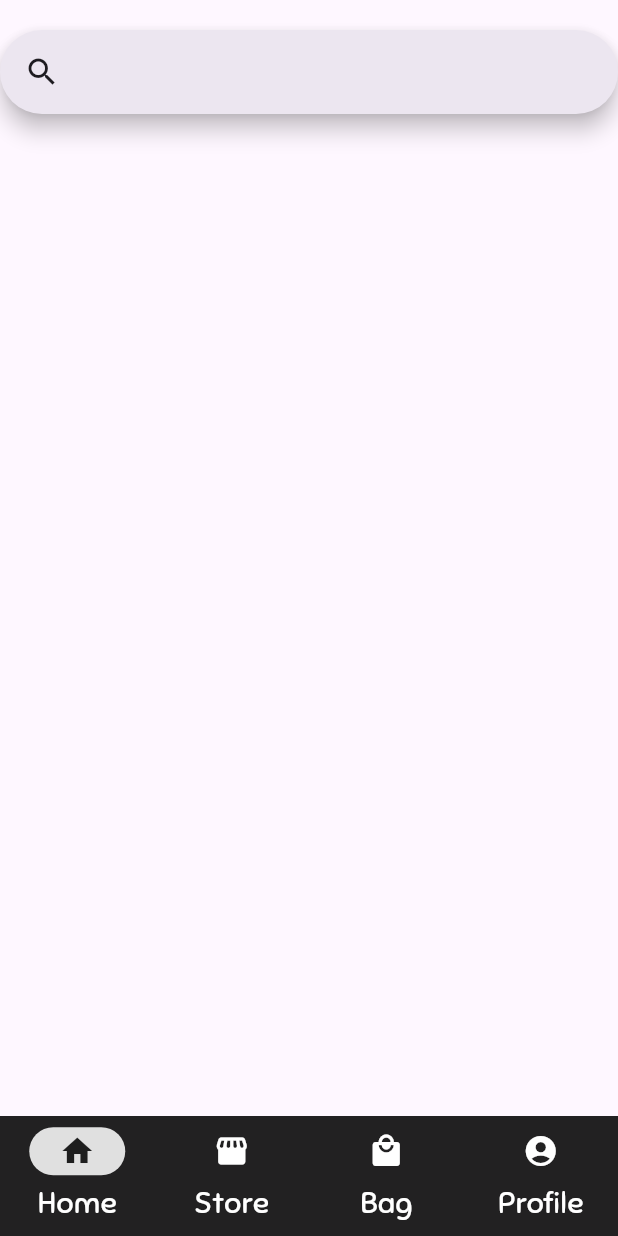
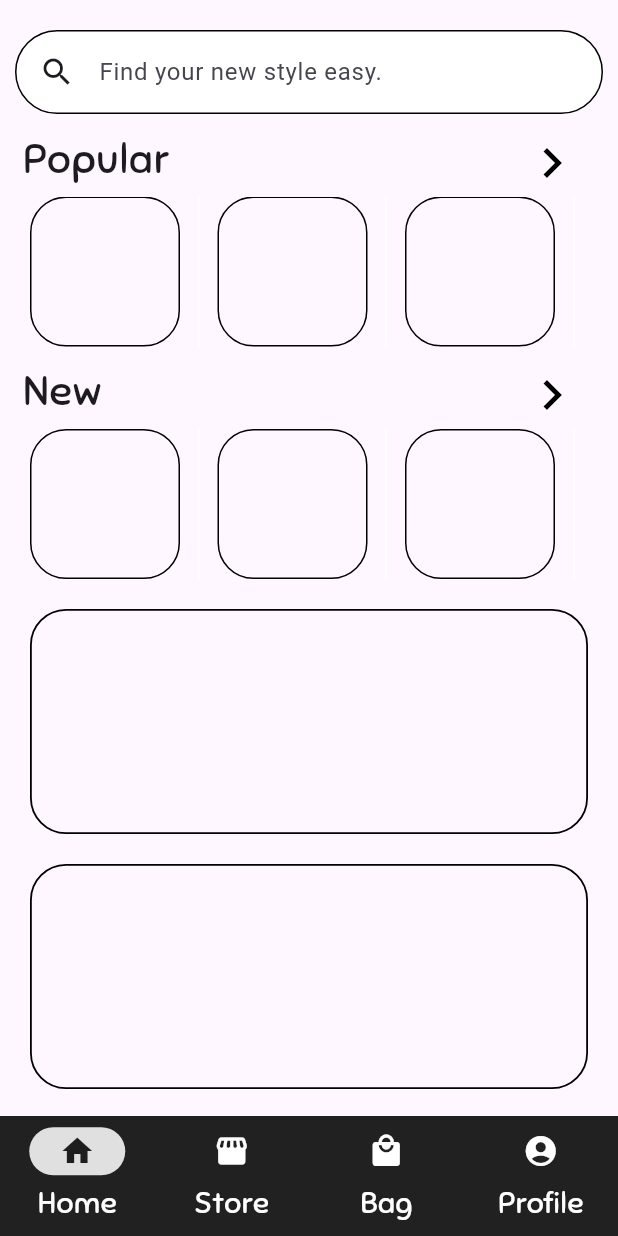
Before and after one commit to ChicoQuemador1/Garment, a Flutter app: the screen it shows once a user with an empty profile is signed in, on a phone screen of 412 x 824 dp. Run offline on Flutter 3.47's test engine with Material 3 defaults, Android fonts, the phone set to English and light mode, and no system bars; our stand-ins replace cloud_firestore, firebase_auth, firebase_core; accounts and stored records are empty.

Commit message:
Updates Home Page
- Changes Search Bar so it's more simple and sleek
- Adds Popular and New lists (No function)
 - Scrollable
- Adds two containers that can be used for anything
 - Ex. Ads or sales

```diff
--- a/Application/garment/lib/pages/main/home_page.dart
+++ b/Application/garment/lib/pages/main/home_page.dart
@@ -17,12 +17,26 @@ class _HomePageState extends State<HomePage> {
     return Scaffold(
       body: SafeArea(
         child: Center(
-          child: Column(
+          child: ListView(
             children: [
+              // Search Bar
               SizedBox(height: 20),
-              SearchAnchor(
-                  builder: (BuildContext context, SearchController controller) {
+              Padding(
+                padding: const EdgeInsets.fromLTRB(10, 0, 10, 0),
+                child: SearchAnchor(builder:
+                    (BuildContext context, SearchController controller) {
                   return SearchBar(
+                    backgroundColor:
+                        MaterialStateProperty.resolveWith((states) {
+                      return Colors.white;
+                    }),
+                    elevation: MaterialStateProperty.resolveWith((states) {
+                      return 0;
+                    }),
+                    side: MaterialStateProperty.resolveWith((states) {
+                      return BorderSide();
+                    }),
+                    hintText: "Find your new style easy.",
                     controller: controller,
                     padding: const MaterialStatePropertyAll<EdgeInsets>(
                         EdgeInsets.symmetric(horizontal: 16.0)),
@@ -47,6 +61,121 @@ class _HomePageState extends State<HomePage> {
                         });
                   });
                 }),
+              ),
+
+              // Popular Text and Arrow
+              SizedBox(height: 10),
+              Row(
+                children: [
+                  Padding(
+                    padding: const EdgeInsets.fromLTRB(15, 0, 10, 5),
+                    child: Text(
+                      "Popular",
+                      style: TextStyle(
+                        fontFamily: "Sniglet",
+                        fontSize: 28,
+                      ),
+                    ),
+                  ),
+                  SizedBox(width: 225),
+                  Icon(Icons.chevron_right, color: Colors.black, size: 40),
+                ],
+              ),
+
+              // Popular Items
+              Padding(
+                padding: const EdgeInsets.fromLTRB(20, 0, 20, 0),
+                child: SizedBox(
+                  height: 100,
+                  child: ListView.separated(
+                    itemBuilder: (BuildContext context, popIndex) => Container(
+                      decoration: BoxDecoration(
+                          border: Border.all(color: Colors.black),
+                          borderRadius: BorderRadius.circular(24)),
+                      height: 100,
+                      width: 100,
+                    ),
+                    separatorBuilder: (BuildContext context, popIndex) =>
+                        VerticalDivider(color: Colors.white, width: 25),
+                    itemCount: 10,
+                    scrollDirection: Axis.horizontal,
+                  ),
+                ),
+              ),
+
+              // New Text and Arrow
+              SizedBox(height: 10),
+              Row(
+                children: [
+                  Padding(
+                    padding: const EdgeInsets.fromLTRB(15, 0, 10, 5),
+                    child: Text(
+                      "New",
+                      style: TextStyle(
+                        fontFamily: "Sniglet",
+                        fontSize: 28,
+                      ),
+                    ),
+                  ),
+                  SizedBox(width: 270),
+                  Icon(Icons.chevron_right, color: Colors.black, size: 40),
+                ],
+              ),
+
+              // New Items
+              Padding(
+                padding: const EdgeInsets.fromLTRB(20, 0, 20, 0),
+                child: SizedBox(
+                  height: 100,
+                  child: ListView.separated(
+                    itemBuilder: (BuildContext context, popIndex) => Container(
+                      decoration: BoxDecoration(
+                          border: Border.all(color: Colors.black),
+                          borderRadius: BorderRadius.circular(24)),
+                      height: 100,
+                      width: 100,
+                    ),
+                    separatorBuilder: (BuildContext context, popIndex) =>
+                        VerticalDivider(color: Colors.white, width: 25),
+                    itemCount: 10,
+                    scrollDirection: Axis.horizontal,
+                  ),
+                ),
+              ),
+
+              // Advertisement for sale or something???
+              SizedBox(height: 20),
+              Padding(
+                padding: const EdgeInsets.fromLTRB(20, 0, 20, 0),
+                child: Container(
+                  decoration: BoxDecoration(
+                    border: Border.all(
+                      color: Colors.black,
+                      width: 1.2,
+                    ),
+                    borderRadius: BorderRadius.circular(24),
+                  ),
+                  height: 150,
+                ),
+              ),
+
+              // Almost Out ???
+              SizedBox(height: 20),
+              Padding(
+                padding: const EdgeInsets.fromLTRB(20, 0, 20, 0),
+                child: Container(
+                  decoration: BoxDecoration(
+                    border: Border.all(
+                      color: Colors.black,
+                      width: 1.2,
+                    ),
+                    borderRadius: BorderRadius.circular(24),
+                  ),
+                  height: 150,
+                ),
+              ),
+
+              SizedBox(height: 25),
             ],
           ),
         ),
```
Lines whose indentation alone changed are shown as unchanged.
